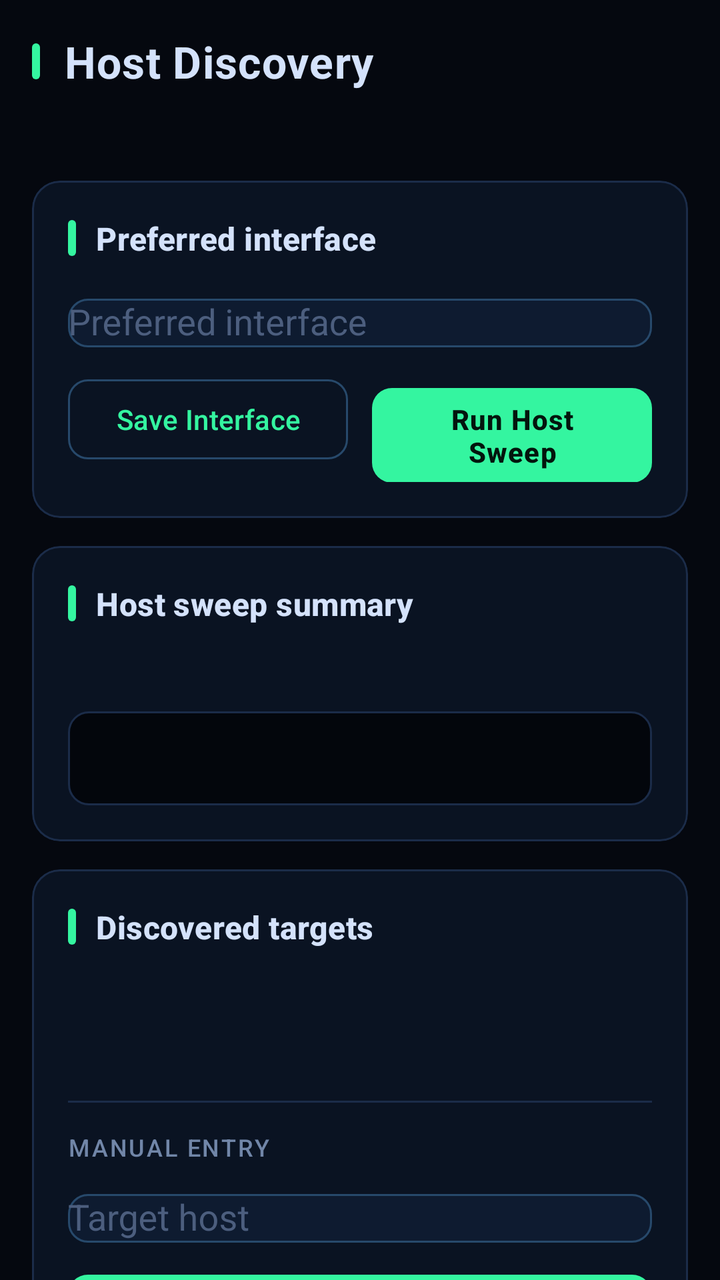
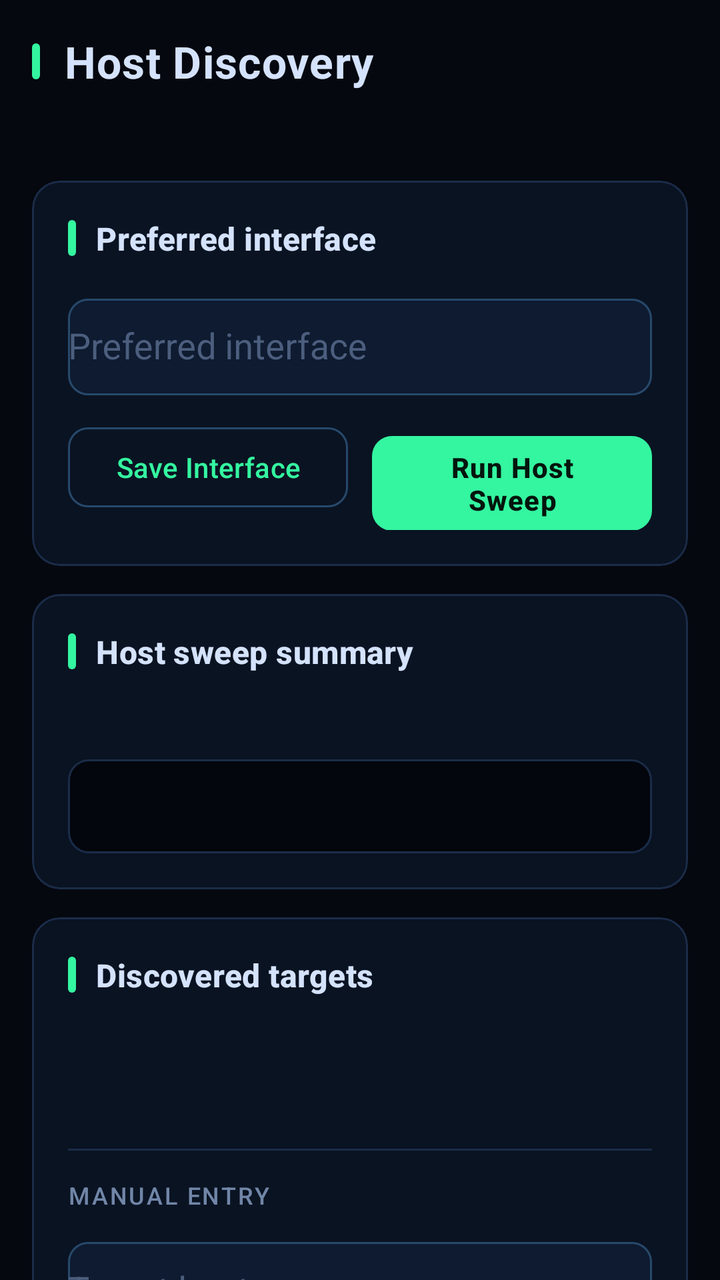

Before-and-after screenshots of an Android layout around one commit, followed by the original layout XML and the change that was made.
<!-- AndroidManifest.xml: application theme Theme.FSploit -->
<!-- res/layout/fragment_discovery.xml -->
<?xml version="1.0" encoding="utf-8"?>
<androidx.core.widget.NestedScrollView xmlns:android="http://schemas.android.com/apk/res/android"
    xmlns:app="http://schemas.android.com/apk/res-auto"
    android:layout_width="match_parent"
    android:layout_height="match_parent"
    android:background="@color/fsploit_background"
    android:clipToPadding="false">

    <LinearLayout
        android:layout_width="match_parent"
        android:layout_height="wrap_content"
        android:orientation="vertical"
        android:padding="@dimen/fs_screen_margin">

        <TextView
            style="@style/Widget.FSploit.ScreenTitle"
            android:layout_width="wrap_content"
            android:layout_height="wrap_content"
            android:text="@string/section_discovery_title" />

        <TextView
            android:id="@+id/discoveryHint"
            android:layout_width="match_parent"
            android:layout_height="wrap_content"
            android:layout_marginTop="10dp"
            android:fontFamily="monospace"
            android:textAppearance="@style/TextAppearance.FSploit.Body" />

        
        <com.google.android.material.card.MaterialCardView
            style="@style/Widget.FSploit.Card"
            android:layout_width="match_parent"
            android:layout_height="wrap_content"
            android:layout_marginTop="@dimen/fs_block_gap">

            <LinearLayout
                android:layout_width="match_parent"
                android:layout_height="wrap_content"
                android:orientation="vertical">

                <TextView
                    style="@style/Widget.FSploit.SectionHeader"
                    android:layout_width="match_parent"
                    android:layout_height="wrap_content"
                    android:text="@string/preferred_interface" />

                <com.google.android.material.textfield.TextInputLayout
                    style="@style/Widget.FSploit.TextField"
                    android:layout_width="match_parent"
                    android:layout_height="wrap_content"
                    android:layout_marginTop="14dp"
                    android:hint="@string/preferred_interface">

                    <com.google.android.material.textfield.MaterialAutoCompleteTextView
                        android:id="@+id/preferredInterfaceInput"
                        android:layout_width="match_parent"
                        android:layout_height="wrap_content"
                        android:inputType="none" />
                </com.google.android.material.textfield.TextInputLayout>

                <LinearLayout
                    android:layout_width="match_parent"
                    android:layout_height="wrap_content"
                    android:layout_marginTop="12dp"
                    android:orientation="horizontal">

                    <com.google.android.material.button.MaterialButton
                        android:id="@+id/saveInterfaceButton"
                        style="@style/Widget.FSploit.Button.Outlined"
                        android:layout_width="0dp"
                        android:layout_height="wrap_content"
                        android:layout_weight="1"
                        android:text="@string/save_interface" />

                    <com.google.android.material.button.MaterialButton
                        android:id="@+id/runSweepButton"
                        style="@style/Widget.FSploit.Button"
                        android:layout_width="0dp"
                        android:layout_height="wrap_content"
                        android:layout_marginStart="12dp"
                        android:layout_weight="1"
                        android:text="@string/run_host_sweep" />
                </LinearLayout>
            </LinearLayout>
        </com.google.android.material.card.MaterialCardView>

        
        <com.google.android.material.card.MaterialCardView
            style="@style/Widget.FSploit.Card"
            android:layout_width="match_parent"
            android:layout_height="wrap_content"
            android:layout_marginTop="@dimen/fs_card_gap">

            <LinearLayout
                android:layout_width="match_parent"
                android:layout_height="wrap_content"
                android:orientation="vertical">

                <TextView
                    style="@style/Widget.FSploit.SectionHeader"
                    android:layout_width="match_parent"
                    android:layout_height="wrap_content"
                    android:text="@string/scan_summary" />

                <TextView
                    android:id="@+id/scanSummaryValue"
                    android:layout_width="match_parent"
                    android:layout_height="wrap_content"
                    android:layout_marginTop="12dp"
                    android:textAppearance="@style/TextAppearance.FSploit.Value" />

                <TextView
                    android:id="@+id/scanResultsValue"
                    android:layout_width="match_parent"
                    android:layout_height="wrap_content"
                    android:layout_marginTop="12dp"
                    android:background="@drawable/bg_terminal"
                    android:padding="14dp"
                    android:textAppearance="@style/TextAppearance.FSploit.Mono"
                    android:textIsSelectable="true"
                    android:lineSpacingExtra="3dp" />
            </LinearLayout>
        </com.google.android.material.card.MaterialCardView>

        
        <com.google.android.material.card.MaterialCardView
            style="@style/Widget.FSploit.Card"
            android:layout_width="match_parent"
            android:layout_height="wrap_content"
            android:layout_marginTop="@dimen/fs_card_gap">

            <LinearLayout
                android:layout_width="match_parent"
                android:layout_height="wrap_content"
                android:orientation="vertical">

                <TextView
                    style="@style/Widget.FSploit.SectionHeader"
                    android:layout_width="match_parent"
                    android:layout_height="wrap_content"
                    android:text="@string/discovered_targets" />

                <TextView
                    android:id="@+id/selectedTargetValue"
                    android:layout_width="match_parent"
                    android:layout_height="wrap_content"
                    android:layout_marginTop="12dp"
                    android:textAppearance="@style/TextAppearance.FSploit.Value" />

                <LinearLayout
                    android:id="@+id/responsiveTargetsContainer"
                    android:layout_width="match_parent"
                    android:layout_height="wrap_content"
                    android:orientation="vertical" />

                <TextView
                    android:id="@+id/targetsEmptyValue"
                    android:layout_width="match_parent"
                    android:layout_height="wrap_content"
                    android:layout_marginTop="8dp"
                    android:textAppearance="@style/TextAppearance.FSploit.Body" />

                <View
                    android:layout_width="match_parent"
                    android:layout_height="1dp"
                    android:layout_marginTop="18dp"
                    android:background="@color/fsploit_stroke" />

                
                <TextView
                    android:layout_width="wrap_content"
                    android:layout_height="wrap_content"
                    android:layout_marginTop="14dp"
                    android:text="@string/discovery_manual_entry"
                    android:textAppearance="@style/TextAppearance.FSploit.Label" />

                <com.google.android.material.textfield.TextInputLayout
                    style="@style/Widget.FSploit.TextField"
                    android:layout_width="match_parent"
                    android:layout_height="wrap_content"
                    android:layout_marginTop="10dp"
                    android:hint="@string/target_host">

                    <com.google.android.material.textfield.MaterialAutoCompleteTextView
                        android:id="@+id/targetHostInput"
                        android:layout_width="match_parent"
                        android:layout_height="wrap_content"
                        android:inputType="textUri" />
                </com.google.android.material.textfield.TextInputLayout>

                <com.google.android.material.button.MaterialButton
                    android:id="@+id/openTargetButton"
                    style="@style/Widget.FSploit.Button"
                    android:layout_width="match_parent"
                    android:layout_height="wrap_content"
                    android:layout_marginTop="12dp"
                    android:text="@string/open_target_detail" />
            </LinearLayout>
        </com.google.android.material.card.MaterialCardView>
    </LinearLayout>
</androidx.core.widget.NestedScrollView>
<!-- resources referenced by this layout -->
<resources>
  <color name="fsploit_background">#05080F</color>
  <color name="fsploit_stroke">#1B2C49</color>
  <dimen name="fs_block_gap">16dp</dimen>
  <dimen name="fs_card_gap">14dp</dimen>
  <dimen name="fs_screen_margin">16dp</dimen>
  <string name="discovered_targets">Discovered targets</string>
  <string name="discovery_manual_entry">MANUAL ENTRY</string>
  <string name="open_target_detail">Open Target Detail</string>
  <string name="preferred_interface">Preferred interface</string>
  <string name="run_host_sweep">Run Host Sweep</string>
  <string name="save_interface">Save Interface</string>
  <string name="scan_summary">Host sweep summary</string>
  <string name="section_discovery_title">Host Discovery</string>
  <string name="target_host">Target host</string>
  <style name="TextAppearance.FSploit.Body" parent="TextAppearance.Material3.BodyMedium">
          <item name="android:textColor">@color/fsploit_text_secondary</item>
      </style>
  <style name="TextAppearance.FSploit.Label" parent="TextAppearance.Material3.LabelMedium">
          <item name="android:textColor">@color/fsploit_text_secondary</item>
          <item name="android:fontFamily">monospace</item>
          <item name="android:letterSpacing">0.08</item>
          <item name="android:textAllCaps">true</item>
      </style>
  <style name="TextAppearance.FSploit.Mono" parent="TextAppearance.Material3.BodyMedium">
          <item name="android:textColor">@color/fsploit_mono</item>
          <item name="android:fontFamily">monospace</item>
      </style>
  <style name="TextAppearance.FSploit.Value" parent="TextAppearance.Material3.BodyMedium">
          <item name="android:textColor">@color/fsploit_text_primary</item>
      </style>
  <style name="Widget.FSploit.ScreenTitle" parent="">
          <item name="android:textAppearance">@style/TextAppearance.FSploit.Title</item>
          <item name="android:drawableStart">@drawable/ic_section_bar</item>
          <item name="android:drawablePadding">12dp</item>
          <item name="android:gravity">center_vertical</item>
      </style>
  <style name="Widget.FSploit.SectionHeader" parent="">
          <item name="android:textAppearance">@style/TextAppearance.FSploit.Section</item>
          <item name="android:drawableStart">@drawable/ic_section_bar</item>
          <item name="android:drawablePadding">10dp</item>
          <item name="android:gravity">center_vertical</item>
      </style>
  <color name="fsploit_terminal_bg">#03060C</color>
  <color name="fsploit_text_secondary">#7186A8</color>
  <color name="fsploit_mono">#74F2BC</color>
  <color name="fsploit_text_primary">#D4E2FB</color>
  <color name="fsploit_primary">#34F5A0</color>
  <color name="fsploit_on_primary">#03150D</color>
  <color name="fsploit_stroke_strong">#27496B</color>
  <color name="fsploit_surface">#0A1322</color>
  <style name="TextAppearance.FSploit.Title" parent="TextAppearance.Material3.TitleLarge">
          <item name="android:textColor">@color/fsploit_text_primary</item>
          <item name="android:textStyle">bold</item>
          <item name="android:letterSpacing">0.02</item>
      </style>
  <style name="TextAppearance.FSploit.Section" parent="TextAppearance.Material3.TitleMedium">
          <item name="android:textColor">@color/fsploit_text_primary</item>
          <item name="android:textStyle">bold</item>
      </style>
  <color name="fsploit_surface_alt">#0E1B30</color>
  <color name="fsploit_text_muted">#4C5E7E</color>
  <color name="fsploit_accent">#36E0E6</color>
  <color name="fsploit_danger">#FF5C6E</color>
  <style name="ThemeOverlay.FSploit.Dialog" parent="ThemeOverlay.Material3.MaterialAlertDialog">
          <item name="colorSurface">@color/fsploit_surface_alt</item>
          <item name="colorPrimary">@color/fsploit_primary</item>
      </style>
  <!-- unchanged entries left out for length: 7 -->
</resources>

<!-- the commit's change to res/layout/fragment_discovery.xml (unified diff, before → after) -->
@@ -55,6 +55,8 @@
                         android:id="@+id/preferredInterfaceInput"
                         android:layout_width="match_parent"
                         android:layout_height="wrap_content"
+                        android:paddingTop="12dp"
+                        android:paddingBottom="12dp"
                         android:inputType="none" />
                 </com.google.android.material.textfield.TextInputLayout>
 
@@ -185,6 +187,8 @@
                         android:id="@+id/targetHostInput"
                         android:layout_width="match_parent"
                         android:layout_height="wrap_content"
+                        android:paddingTop="12dp"
+                        android:paddingBottom="12dp"
                         android:inputType="textUri" />
                 </com.google.android.material.textfield.TextInputLayout>
 
